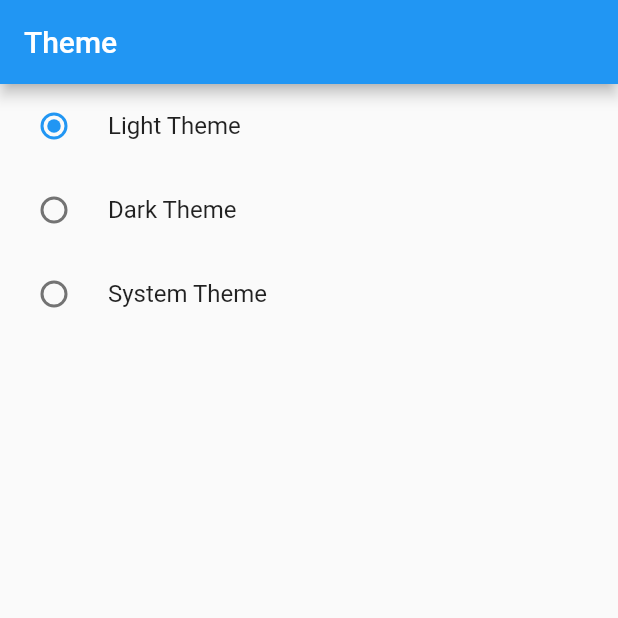
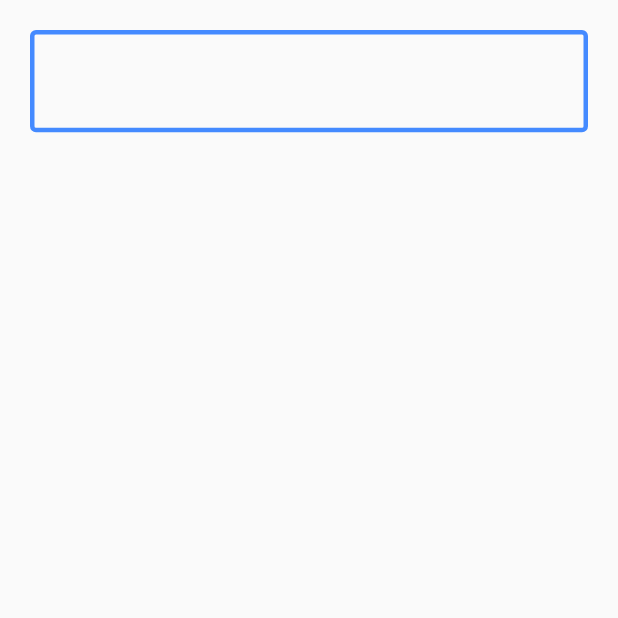
Before and after one commit to Hashimkhann1/stateManagement-Provider-flutter, a Flutter app: the screen it shows after launch, on a phone screen of 412 x 824 dp, the top half of it. Run offline on Flutter 3.47's test engine with Material 2 defaults, Android fonts, the phone set to English and light mode, and no system bars.

```diff
--- a/lib/main.dart
+++ b/lib/main.dart
@@ -6,6 +6,7 @@ import 'package:providerpractice/provider/favourite_provider.dart';
 import 'package:providerpractice/screens/dark_white_theme/dark_and_white_theme.dart';
 import 'package:providerpractice/screens/double_provider_example.dart';
 import 'package:providerpractice/screens/favourite/favourite.dart';
+import 'package:providerpractice/screens/textFieldPrctice.dart';
 
 
 void main() {
@@ -39,7 +40,7 @@ class MyApp extends StatelessWidget {
           ),
           // home: DoubeProviderExample(),
           // home: Favourite(),
-          home: DarkWhiteTheme(),
+          home: TextFieldPrctice(),
         );
       },)
     );
--- /dev/null
+++ b/lib/screens/textFieldPrctice.dart
@@ -0,0 +1,40 @@
+import 'package:flutter/material.dart';
+
+
+class TextFieldPrctice extends StatelessWidget {
+  TextFieldPrctice({Key? key}) : super(key: key);
+
+  ValueNotifier<bool> _toggle = ValueNotifier<bool>(true);
+
+  @override
+  Widget build(BuildContext context) {
+    return SafeArea(child: Scaffold(
+      body: ValueListenableBuilder(
+          valueListenable: _toggle,
+          builder: (context , value , child){
+        return Padding(
+          padding: const EdgeInsets.symmetric(horizontal: 20,vertical: 20),
+          child: TextField(
+            obscureText: _toggle.value,
+            decoration: InputDecoration(
+                suffix: InkWell(
+                    onTap: () {
+                      _toggle.value = !_toggle.value;
+                      print('hashim khans');
+                    },
+                    child: Icon(_toggle.value ? Icons.visibility_off_outlined : Icons.visibility)),
+                border: OutlineInputBorder(
+                    borderSide: BorderSide(color: Colors.black)
+                ),enabledBorder: OutlineInputBorder(
+              borderSide: BorderSide(color: Colors.blueAccent , width: 3.0)
+            ),
+                focusedBorder: OutlineInputBorder(
+                borderSide: BorderSide(color: Colors.black,width: 3.0),
+            )
+            ),
+          ),
+        );
+      })
+    ));
+  }
+}
```
